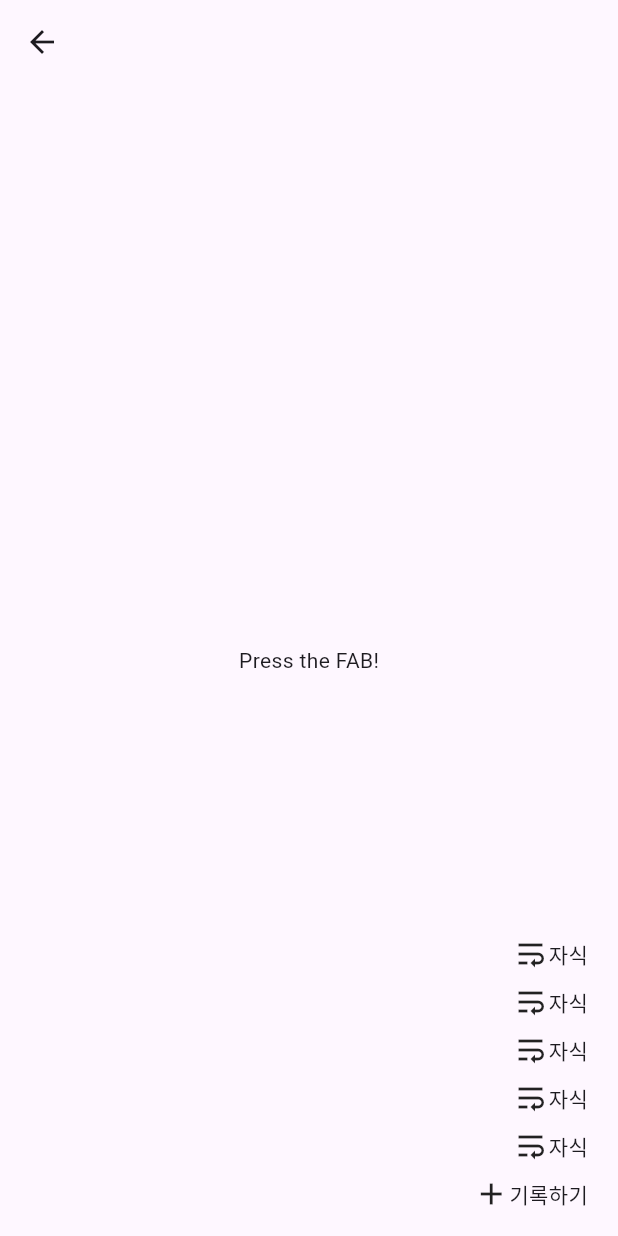
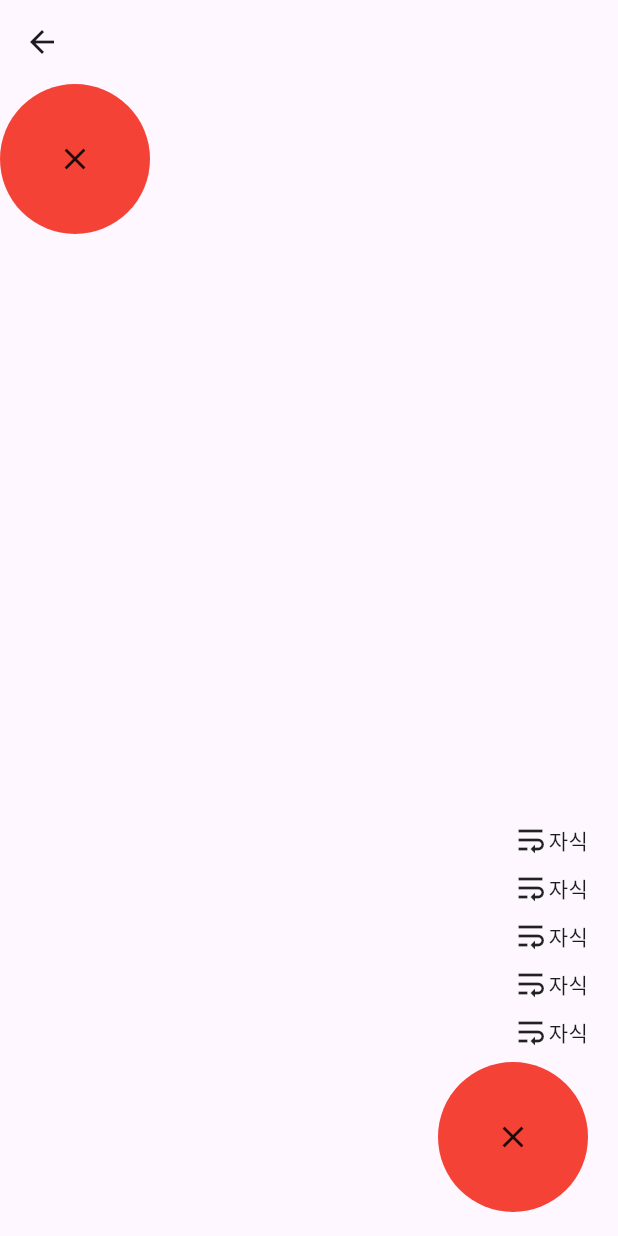
Before and after one commit to Leonamin/shrew_kit, a Flutter app: the ExpandableFabView screen opened by its route, after a tap on "기록하기", on a phone screen of 412 x 824 dp. Run offline on Flutter 3.47's test engine with Material 2 defaults, Android fonts, the phone set to English and light mode, and no system bars; our stand-ins replace calendar_view, flutter_svg, go_router, logger, table_calendar; missing offline and left inert: animated_size_and_fade, calendar_day_view, flutter_week_view.

Commit message:
# ADD - 스피드 다이얼

```diff
--- /dev/null
+++ b/lib/view/anime/component/animated_button.dart
@@ -0,0 +1,86 @@
+import 'dart:math';
+
+import 'package:flutter/material.dart';
+
+class AnimatedToggleButton extends StatefulWidget {
+  const AnimatedToggleButton({
+    super.key,
+    required this.on,
+    required this.child,
+    this.duration = const Duration(milliseconds: 300),
+  });
+  final Widget child;
+  final bool on;
+  final Duration duration;
+
+  @override
+  State<AnimatedToggleButton> createState() => _AnimatedToggleButtonState();
+}
+
+class _AnimatedToggleButtonState extends State<AnimatedToggleButton> {
+  @override
+  Widget build(BuildContext context) {
+    return AnimatedContainer(
+      decoration: BoxDecoration(
+        color: widget.on ? Colors.red : Colors.blue,
+        borderRadius:
+            widget.on ? BorderRadius.circular(100) : BorderRadius.circular(100),
+      ),
+      width: widget.on ? 100.0 : 200.0,
+      height: widget.on ? 100.0 : 50.0,
+      alignment: widget.on ? Alignment.center : AlignmentDirectional.topCenter,
+      duration: widget.duration,
+      curve: Curves.fastOutSlowIn,
+      child: Center(
+        child: Stack(
+          children: [
+            Positioned.fill(
+              child: AnimatedRotation(
+                turns: pi * (widget.on ? 0 : 45),
+                duration: widget.duration,
+                child: AnimatedOpacity(
+                  opacity: widget.on ? 1 : 0,
+                  duration: widget.duration,
+                  child: Icon(Icons.close),
+                ),
+              ),
+            ),
+            Positioned.fill(
+              child: Row(
+                mainAxisAlignment: MainAxisAlignment.center,
+                children: [
+                  AnimatedOpacity(
+                    opacity: widget.on ? 0 : 1,
+                    duration: widget.duration,
+                    child: Icon(Icons.add),
+                  ),
+                  AnimatedOpacity(
+                    opacity: widget.on ? 0 : 1,
+                    duration: widget.duration,
+                    child: Text('기록하기'),
+                  ),
+                ],
+              ),
+            )
+
+            // if (widget.on)
+            //   AnimatedRotation(
+            //     turns: pi * (widget.on ? 0 : 180),
+            //     duration: const Duration(seconds: 1),
+            //     child: Icon(Icons.close),
+            //   ),
+            // if (!widget.on) ...[
+            //   Icon(Icons.add),
+            //   Text('기록하기'),
+            // ]
+          ],
+        ),
+      ),
+    );
+    // return AnimatedContainer(
+    //   duration: Duration(milliseconds: 500),
+    //   color: widget.on ? Colors.white : Colors.black,
+    //   child: widget.child,
+    // );
+  }
+}
--- a/lib/view/anime/component/speed_dial_fab.dart
+++ b/lib/view/anime/component/speed_dial_fab.dart
@@ -98,7 +98,12 @@ class _SpeedDialFABState extends State<SpeedDialFAB>
       crossAxisAlignment: CrossAxisAlignment.end,
       children: [
         if (!_animationController.isDismissed) ..._buildChildrenWidgets(),
-        _buildPrimaryWidget()
+        // _buildPrimaryWidget()
+        Padding(
+          key: ValueKey('primaryPadding'),
+          padding: widget.primaryPadding ?? const EdgeInsets.only(right: 4),
+          child: widget.primaryChild,
+        ),
       ],
     );
   }
@@ -132,6 +137,7 @@ class _SpeedDialFABState extends State<SpeedDialFAB>
   }
 
   Widget _buildPrimaryWidget() {
+    print('프라이머리 빌드!');
     return Padding(
       padding: widget.primaryPadding ?? const EdgeInsets.only(right: 4),
       child: widget.primaryChild,
--- a/lib/view/anime/expandable_fab_view.dart
+++ b/lib/view/anime/expandable_fab_view.dart
@@ -1,6 +1,8 @@
 // ignore_for_file: prefer_const_constructors
 
+import 'package:animated_size_and_fade/animated_size_and_fade.dart';
 import 'package:flutter/material.dart';
+import 'package:shrew_kit/view/anime/component/animated_button.dart';
 import 'package:shrew_kit/view/anime/component/speed_dial_fab.dart';
 
 class ExpandableFabView extends StatefulWidget {
@@ -10,16 +12,51 @@ class ExpandableFabView extends StatefulWidget {
   ExpandableFabViewState createState() => ExpandableFabViewState();
 }
 
-class ExpandableFabViewState extends State<ExpandableFabView> {
+class ExpandableFabViewState extends State<ExpandableFabView>
+    with SingleTickerProviderStateMixin {
+  late AnimationController _animationController;
+
   bool isOpen = false;
+
+  @override
+  void initState() {
+    super.initState();
+    _animationController = AnimationController(
+        value: isOpen ? 1 : 0,
+        vsync: this,
+        duration: Duration(milliseconds: 300));
+  }
 
   @override
   Widget build(BuildContext context) {
     return Scaffold(
       appBar: AppBar(),
-      body: Center(child: Text('Press the FAB!')),
+      body: Column(
+        children: [
+          Builder(builder: (context) {
+            print('나 빌드 되고 있어!');
+            return AnimatedToggleButton(
+              on: isOpen,
+              child: isOpen ? _buildCloseFab() : _buildOpenFab(),
+            );
+          })
+        ],
+      ),
       floatingActionButton: SpeedDialFAB(
-        primaryChild: _buildFAB(),
+        controller: _animationController,
+        // primaryChild: _buildFAB(),
+        primaryChild: GestureDetector(
+          onTap: () {
+            setState(() {
+              isOpen = !isOpen;
+            });
+          },
+          child: AnimatedToggleButton(
+            key: ValueKey('primary'),
+            on: isOpen,
+            child: isOpen ? _buildCloseFab() : _buildOpenFab(),
+          ),
+        ),
         open: isOpen,
         children: [
           _buildChildFAB(),
@@ -33,7 +70,14 @@ class ExpandableFabViewState extends State<ExpandableFabView> {
   }
 
   _buildFAB() {
-    return InkWell(
+    return AnimatedSizeAndFade(
+        child: isOpen ? _buildCloseFab() : _buildOpenFab());
+  }
+
+  _buildOpenFab() {
+    return Container(
+      decoration: BoxDecoration(color: Theme.of(context).primaryColor),
+      child: InkWell(
         onTap: () {
           setState(() {
             isOpen = !isOpen;
@@ -42,6 +86,32 @@ class ExpandableFabViewState extends State<ExpandableFabView> {
         child: Row(
           mainAxisSize: MainAxisSize.min,
           children: [Icon(Icons.add), Text('기록하기')],
+        ),
+      ),
+    );
+  }
+
+  _buildCloseFab() {
+    return Container(
+      child: ClipRRect(
+        borderRadius: BorderRadius.circular(100),
+        child: Container(
+          decoration: BoxDecoration(
+            shape: BoxShape.circle,
+            color: Colors.white,
+          ),
+          child: InkWell(
+            onTap: () {
+              setState(() {
+                isOpen = !isOpen;
+              });
+            },
+            child: Row(
+              mainAxisSize: MainAxisSize.min,
+              children: [Icon(Icons.close)],
+            ),
+          ),
+        ),
       ),
     );
   }
```
Lines whose indentation alone changed are shown as unchanged.
